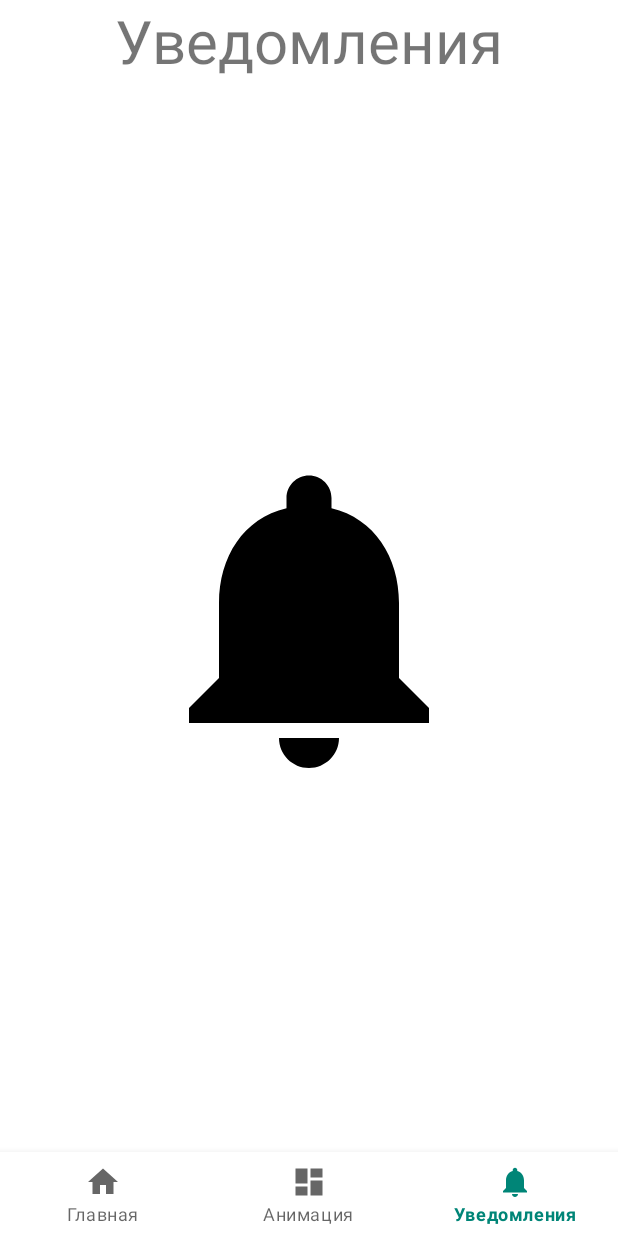
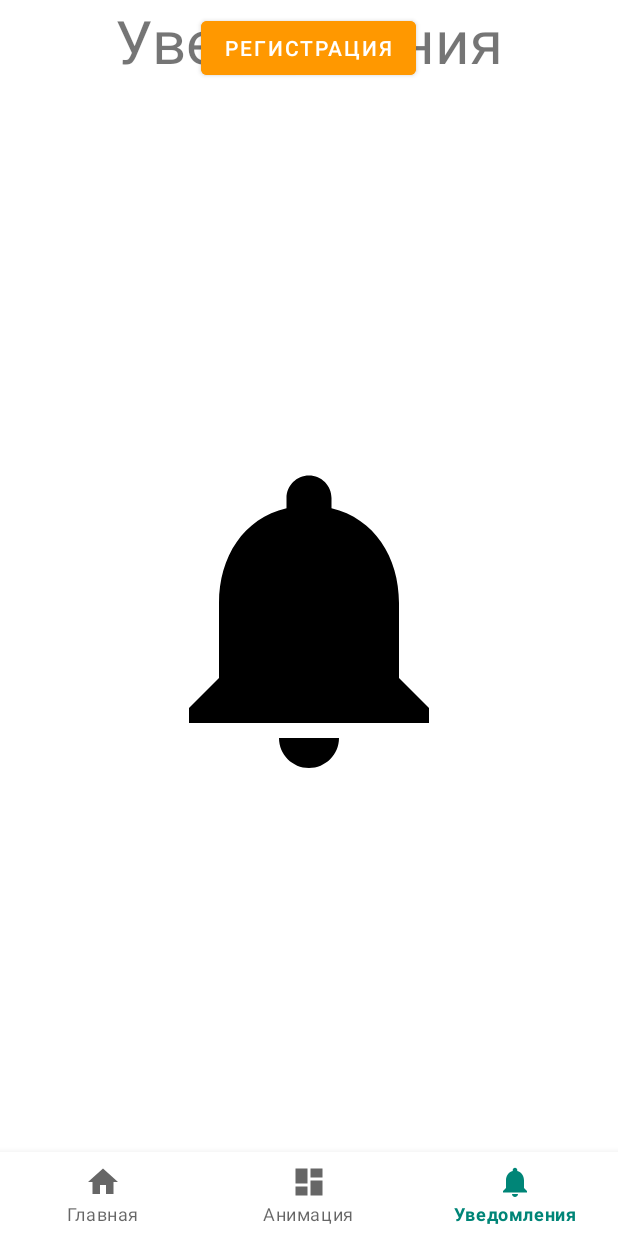
Before and after one commit to KunakbaevAV/MaterialDesign, an Android app: the screen it shows after launch (BottomNavigtionActivity), item 3 of the bottom bar chosen, on a phone screen of 412 x 824 dp. Run offline under Robolectric (Android 15) with nearby library versions, the phone set to English and light mode, and no system bars; libraries missing offline, so code that uses them is left out: com.afollestad.materialdialogs.

Commit message:
Пробую сделать кнопку регистрации

```diff
--- a/app/src/main/java/com/example/materialdesign/FragmentNotifications.kt
+++ b/app/src/main/java/com/example/materialdesign/FragmentNotifications.kt
@@ -10,19 +10,34 @@ import android.view.View
 import android.view.ViewGroup
 import android.widget.ImageView
 import android.widget.TextView
+import android.widget.Toast
 import com.afollestad.materialdialogs.MaterialDialog
+import com.google.android.material.button.MaterialButton
 
 class FragmentNotifications : Fragment() {
     lateinit var messageCount: SharedPreferences
     lateinit var message: TextView
+    lateinit var buttonReg: MaterialButton
 
     override fun onCreateView(inflater: LayoutInflater, container: ViewGroup?,
                               savedInstanceState: Bundle?): View? {
         val view = inflater.inflate(R.layout.fragment_notifications, container, false)
+        initBellUI(view)
+        initButtonReg(view)
+        return view
+    }
+
+    private fun initButtonReg(view: View) {
+        buttonReg = view.findViewById(R.id.button_reg)
+        buttonReg.setOnClickListener {
+            Toast.makeText(context, "Пока не реализовано", Toast.LENGTH_SHORT).show()
+        }
+    }
+
+    private fun initBellUI(view: View) {
         val bell = view.findViewById<ImageView>(R.id.bell)
+        bell.setOnClickListener { showDialogBell() }
         message = view.findViewById(R.id.message)
-        bell.setOnClickListener { showDialog() }
-        return view
     }
 
     override fun onViewCreated(view: View, savedInstanceState: Bundle?) {
@@ -30,7 +45,7 @@ class FragmentNotifications : Fragment() {
         updateMessageBadge()
     }
 
-    private fun showDialog() {
+    private fun showDialogBell() {
         val materialDialog = context?.let { MaterialDialog(it) }
         materialDialog?.show() {
             icon(R.drawable.ic_android_green_600_36dp)
--- /dev/null
+++ b/app/src/main/java/com/example/materialdesign/FragmentRegisration.kt
@@ -0,0 +1,4 @@
+package com.example.materialdesign
+
+class FragmentRegisration {
+}
--- a/app/src/main/res/layout/fragment_notifications.xml
+++ b/app/src/main/res/layout/fragment_notifications.xml
@@ -37,5 +37,14 @@
         android:minHeight="16dp"
         android:background="@drawable/background_badge_new" />
 
+    <com.google.android.material.button.MaterialButton
+        android:id="@+id/button_reg"
+        android:layout_width="wrap_content"
+        android:layout_height="wrap_content"
+        android:text="@string/registration"
+        android:layout_gravity="center_horizontal"
+        android:layout_marginTop="@dimen/md_action_button_frame_spec_height"
+        android:backgroundTint="@color/colorAccentYellow" />
+
 
 </FrameLayout>
--- a/app/src/main/res/values/strings.xml
+++ b/app/src/main/res/values/strings.xml
@@ -28,4 +28,5 @@
     <string name="dialog_no">Нееее</string>
     <string name="contentDesc">content</string>
     <string name="add">Выбрать</string>
+    <string name="registration">Регистрация</string>
 </resources>
```
